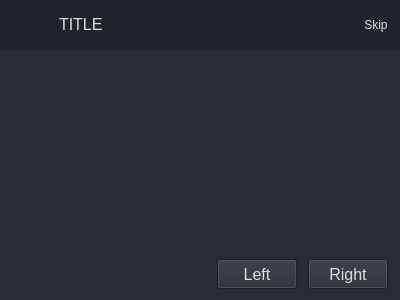
Old version of the form ui/dialog/multipurpose.ui in the repository fit-project/fit.
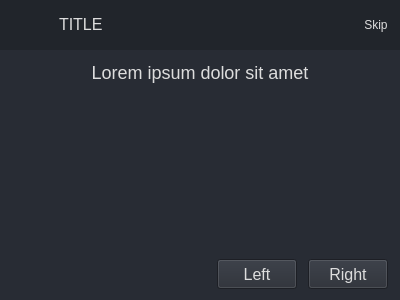
New version of the form. Icons and pictures are not drawn.

Commit message: add lorem ipsu

Diff of the .ui file:
```diff
--- a/ui/dialog/multipurpose.ui
+++ b/ui/dialog/multipurpose.ui
@@ -325,7 +325,7 @@
        <string notr="true">font-size: 18px;</string>
       </property>
       <property name="text">
-       <string/>
+       <string>Lorem ipsum dolor sit amet</string>
       </property>
       <property name="alignment">
        <set>Qt::AlignHCenter|Qt::AlignTop</set>
```
